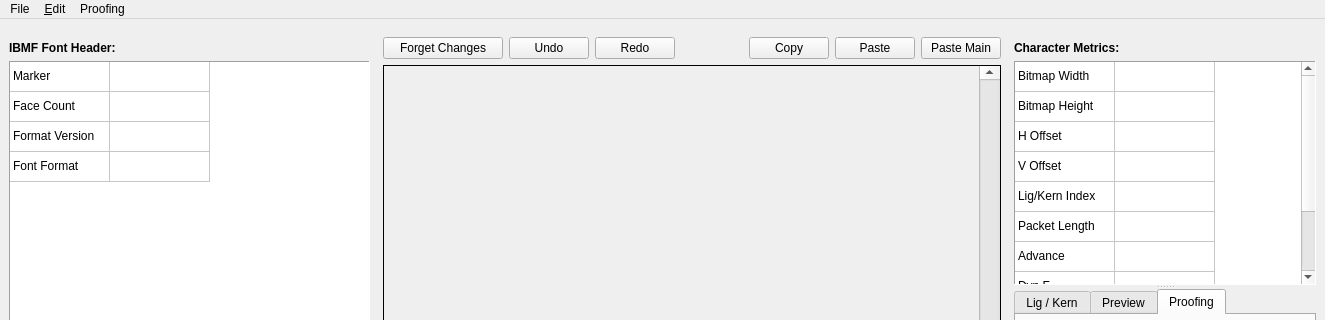
The window that mainwindow.ui (turgu1/IBMFFontEditor) describes before a commit, drawn with Qt 5; both pictures show x 0 to 1325 and y 0 to 320 of the 1325 by 884 pixel window.
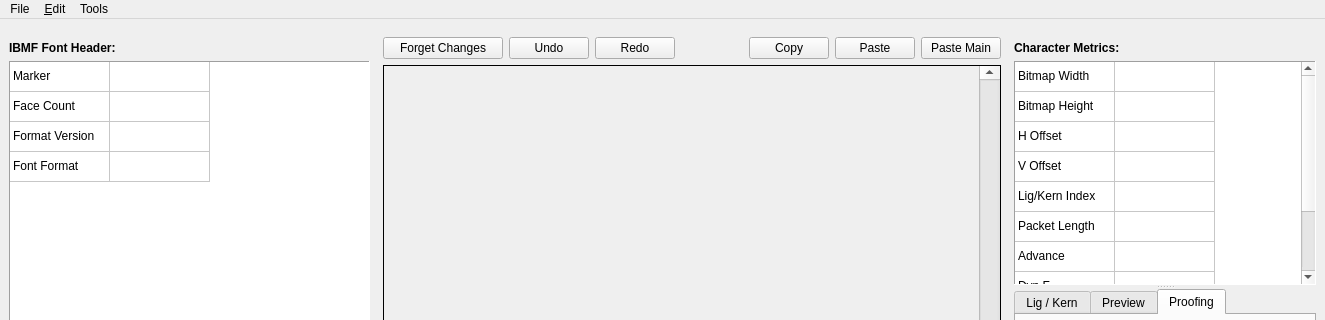
The same window after the commit. Custom widgets are drawn as their Qt base class.

```diff
--- a/mainwindow.ui
+++ b/mainwindow.ui
@@ -1325,7 +1325,7 @@
      <x>0</x>
      <y>0</y>
      <width>1325</width>
-     <height>19</height>
+     <height>30</height>
     </rect>
    </property>
    <widget class="QMenu" name="menuFile">
@@ -1369,7 +1369,7 @@
    </widget>
    <widget class="QMenu" name="menuProofing">
     <property name="title">
-     <string>Proofing</string>
+     <string>Tools</string>
     </property>
     <addaction name="actionProofing_Tool"/>
    </widget>
```
Left out of the diff: 40 changed lines with no effect on the pictures.
